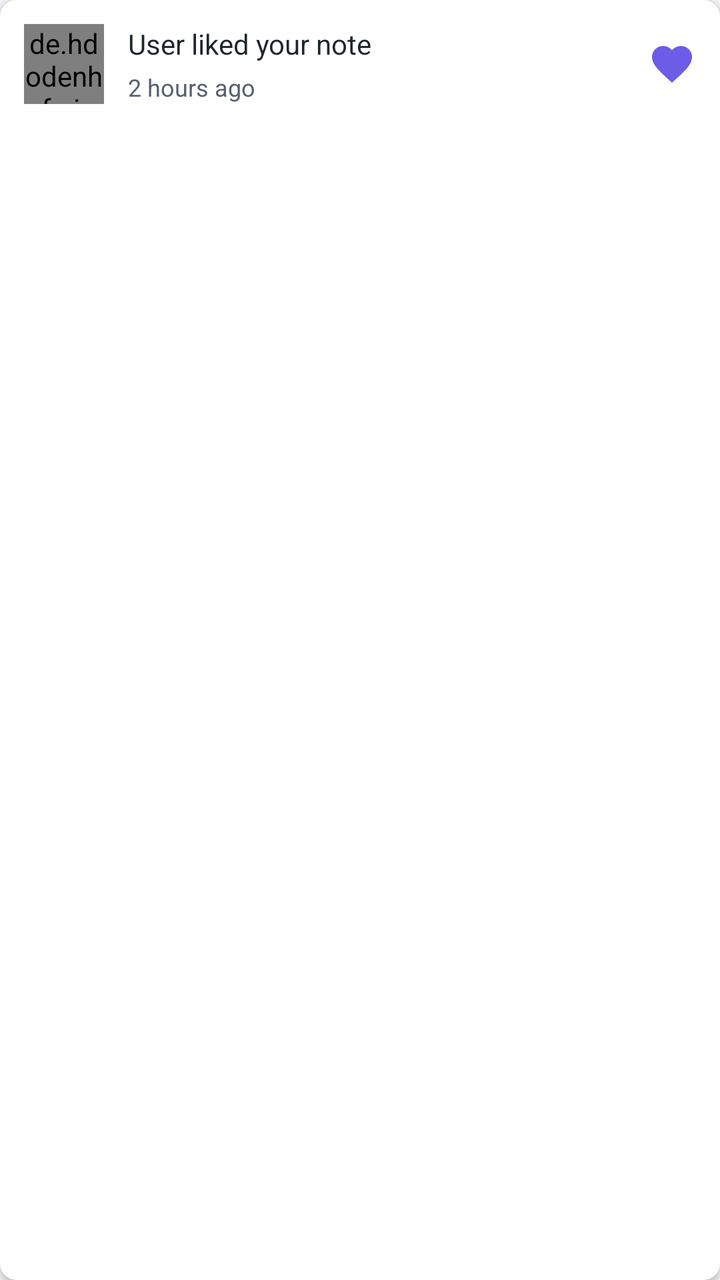
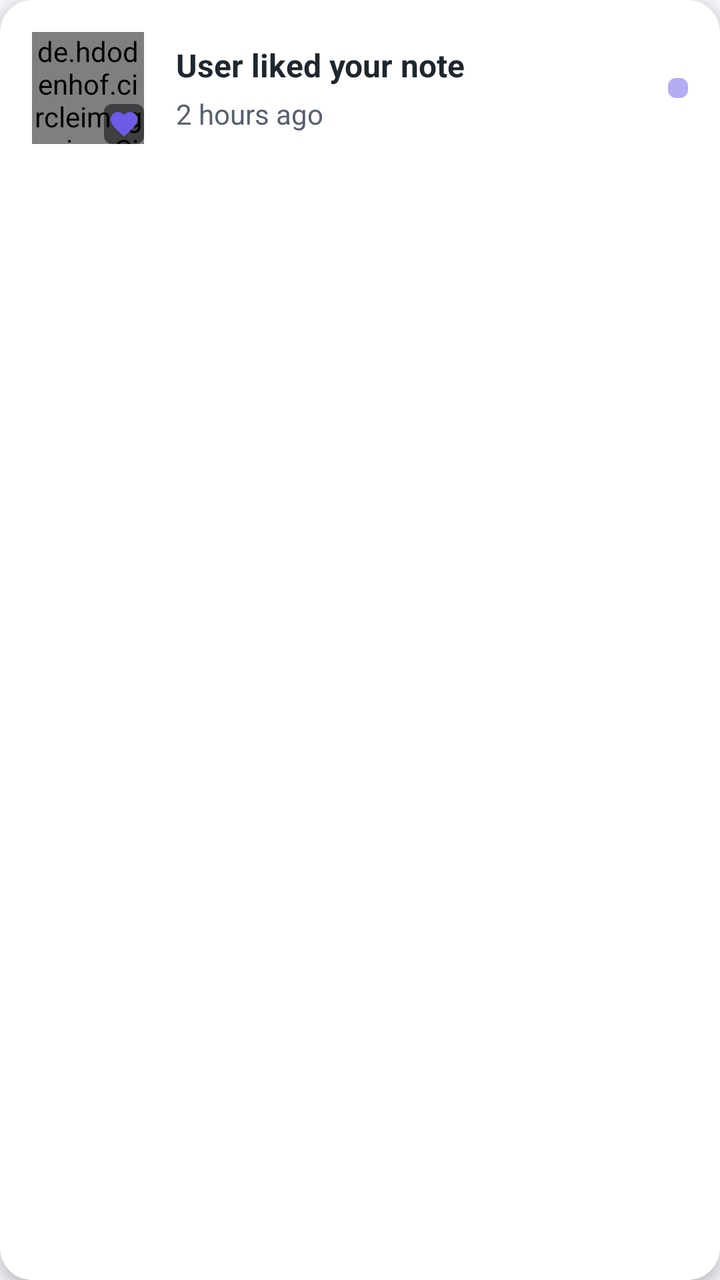

An Android layout rendered at two revisions. The XML below is the earlier revision; the diff shows what the commit changed to produce the second picture.
<!-- AndroidManifest.xml: application theme Theme.VisiBoard -->
<!-- res/layout/item_notification.xml -->
<?xml version="1.0" encoding="utf-8"?>
<androidx.cardview.widget.CardView xmlns:android="http://schemas.android.com/apk/res/android"
    xmlns:app="http://schemas.android.com/apk/res-auto"
    android:layout_width="match_parent"
    android:layout_height="wrap_content"
    android:layout_margin="8dp"
    app:cardCornerRadius="8dp"
    app:cardElevation="2dp"
    app:cardBackgroundColor="@color/card_background">

    <LinearLayout
        android:layout_width="match_parent"
        android:layout_height="wrap_content"
        android:orientation="horizontal"
        android:padding="12dp"
        android:gravity="center_vertical">

        <de.hdodenhof.circleimageview.CircleImageView
            android:id="@+id/iv_user_avatar"
            android:layout_width="40dp"
            android:layout_height="40dp"
            android:src="@drawable/ic_profile"
            app:civ_border_width="2dp"
            app:civ_border_color="@color/primary"/>

        <LinearLayout
            android:layout_width="0dp"
            android:layout_height="wrap_content"
            android:layout_weight="1"
            android:orientation="vertical"
            android:layout_marginStart="12dp">

            <TextView
                android:id="@+id/tv_notification_text"
                android:layout_width="match_parent"
                android:layout_height="wrap_content"
                android:textColor="@color/text_primary"
                android:textSize="14sp"
                android:text="User liked your note"/>

            <TextView
                android:id="@+id/tv_notification_time"
                android:layout_width="match_parent"
                android:layout_height="wrap_content"
                android:textColor="@color/text_secondary"
                android:textSize="12sp"
                android:layout_marginTop="4dp"
                android:text="2 hours ago"/>

        </LinearLayout>

        <ImageView
            android:id="@+id/iv_notification_icon"
            android:layout_width="24dp"
            android:layout_height="24dp"
            android:layout_marginStart="8dp"
            android:src="@drawable/ic_like"
            android:tint="@color/primary"/>

    </LinearLayout>

</androidx.cardview.widget.CardView>
<!-- resources referenced by this layout -->
<resources>
  <color name="card_background">#FFFFFF</color>
  <color name="primary">#6C5CE7</color>
  <color name="text_primary">#1E272E</color>
  <color name="text_secondary">#57606F</color>
  <!-- drawable ic_like (drawable) -->
  <?xml version="1.0" encoding="utf-8"?>
  <vector xmlns:android="http://schemas.android.com/apk/res/android"
      android:width="24dp"
      android:height="24dp"
      android:viewportWidth="24"
      android:viewportHeight="24">
      <path
          android:fillColor="#FF6B6B"
          android:pathData="M12,21.35l-1.45,-1.32C5.4,15.36 2,12.28 2,8.5 2,5.42 4.42,3 7.5,3c1.74,0 3.41,0.81 4.5,2.09C13.09,3.81 14.76,3 16.5,3 19.58,3 22,5.42 22,8.5c0,3.78 -3.4,6.86 -8.55,11.54L12,21.35z"/>
  </vector>
  <!-- drawable ic_profile (drawable) -->
  <?xml version="1.0" encoding="utf-8"?>
  <vector xmlns:android="http://schemas.android.com/apk/res/android" android:height="24dp" android:tint="#000000" android:viewportHeight="24" android:viewportWidth="24" android:width="24dp">
        
      <path android:fillColor="@android:color/white" android:pathData="M12,2C6.48,2 2,6.48 2,12s4.48,10 10,10s10,-4.48 10,-10S17.52,2 12,2zM12,6c1.93,0 3.5,1.57 3.5,3.5S13.93,13 12,13s-3.5,-1.57 -3.5,-3.5S10.07,6 12,6zM12,20c-2.03,0 -4.43,-0.82 -6.14,-2.88C7.55,15.8 9.68,15 12,15s4.45,0.8 6.14,2.12C16.43,19.18 14.03,20 12,20z"/>
      
  </vector>
  <style name="Theme.VisiBoard" parent="Base.Theme.VisiBoard" />
  <style name="Base.Theme.VisiBoard" parent="Theme.Material3.DayNight.NoActionBar">
          <item name="colorPrimary">@color/primary</item>
          <item name="colorPrimaryDark">@color/primaryDark</item>
          <item name="colorSecondary">@color/secondary</item>
          <item name="android:windowBackground">@color/background_light</item>
          <item name="android:textColor">@color/text_primary</item>
          <item name="android:statusBarColor">@color/primaryDark</item>
      </style>
  <color name="primaryDark">#5849C7</color>
  <color name="secondary">#74B9FF</color>
  <color name="background_light">#F5F6FA</color>
</resources>

<!-- the commit's change to res/layout/item_notification.xml (unified diff, before → after) -->
@@ -3,60 +3,99 @@
     xmlns:app="http://schemas.android.com/apk/res-auto"
     android:layout_width="match_parent"
     android:layout_height="wrap_content"
-    android:layout_margin="8dp"
-    app:cardCornerRadius="8dp"
-    app:cardElevation="2dp"
+    android:layout_marginHorizontal="16dp"
+    android:layout_marginVertical="8dp"
+    app:cardCornerRadius="16dp"
+    app:cardElevation="4dp"
     app:cardBackgroundColor="@color/card_background">
 
-    <LinearLayout
+    <androidx.constraintlayout.widget.ConstraintLayout
         android:layout_width="match_parent"
         android:layout_height="wrap_content"
-        android:orientation="horizontal"
-        android:padding="12dp"
-        android:gravity="center_vertical">
+        android:padding="16dp">
 
         <de.hdodenhof.circleimageview.CircleImageView
             android:id="@+id/iv_user_avatar"
-            android:layout_width="40dp"
-            android:layout_height="40dp"
+            android:layout_width="56dp"
+            android:layout_height="56dp"
             android:src="@drawable/ic_profile"
-            app:civ_border_width="2dp"
-            app:civ_border_color="@color/primary"/>
-
-        <LinearLayout
-            android:layout_width="0dp"
-            android:layout_height="wrap_content"
-            android:layout_weight="1"
-            android:orientation="vertical"
-            android:layout_marginStart="12dp">
-
-            <TextView
-                android:id="@+id/tv_notification_text"
-                android:layout_width="match_parent"
-                android:layout_height="wrap_content"
-                android:textColor="@color/text_primary"
-                android:textSize="14sp"
-                android:text="User liked your note"/>
-
-            <TextView
-                android:id="@+id/tv_notification_time"
-                android:layout_width="match_parent"
-                android:layout_height="wrap_content"
-                android:textColor="@color/text_secondary"
-                android:textSize="12sp"
-                android:layout_marginTop="4dp"
-                android:text="2 hours ago"/>
-
-        </LinearLayout>
+            app:civ_border_width="0dp"
+            app:layout_constraintStart_toStartOf="parent"
+            app:layout_constraintTop_toTopOf="parent"
+            app:layout_constraintBottom_toBottomOf="parent"/>
 
         <ImageView
             android:id="@+id/iv_notification_icon"
-            android:layout_width="24dp"
-            android:layout_height="24dp"
-            android:layout_marginStart="8dp"
+            android:layout_width="20dp"
+            android:layout_height="20dp"
+            android:background="@drawable/bg_badge_transparent"
+            android:padding="2dp"
             android:src="@drawable/ic_like"
-            android:tint="@color/primary"/>
+            app:tint="@color/primary"
+            app:layout_constraintBottom_toBottomOf="@id/iv_user_avatar"
+            app:layout_constraintEnd_toEndOf="@id/iv_user_avatar"/>
 
-    </LinearLayout>
+        <TextView
+            android:id="@+id/tv_notification_text"
+            android:layout_width="0dp"
+            android:layout_height="wrap_content"
+            android:layout_marginStart="16dp"
+            android:layout_marginEnd="8dp"
+            android:textColor="@color/text_primary"
+            android:textSize="16sp"
+            android:textStyle="bold"
+            android:text="User liked your note"
+            app:layout_constraintStart_toEndOf="@id/iv_user_avatar"
+            app:layout_constraintTop_toTopOf="parent"
+            app:layout_constraintEnd_toStartOf="@id/view_unread_indicator"
+            app:layout_constraintVertical_chainStyle="packed"
+            app:layout_constraintBottom_toTopOf="@id/tv_notification_time"/>
+
+        <TextView
+            android:id="@+id/tv_notification_time"
+            android:layout_width="0dp"
+            android:layout_height="wrap_content"
+            android:layout_marginStart="16dp"
+            android:layout_marginEnd="8dp"
+            android:textColor="@color/text_secondary"
+            android:textSize="14sp"
+            android:layout_marginTop="4dp"
+            android:text="2 hours ago"
+            app:layout_constraintStart_toEndOf="@id/iv_user_avatar"
+            app:layout_constraintTop_toBottomOf="@id/tv_notification_text"
+            app:layout_constraintEnd_toStartOf="@id/view_unread_indicator"
+            app:layout_constraintBottom_toTopOf="@id/btn_reply"/>
+
+        <com.google.android.material.button.MaterialButton
+            android:id="@+id/btn_reply"
+            style="@style/Widget.MaterialComponents.Button.OutlinedButton"
+            android:layout_width="wrap_content"
+            android:layout_height="36dp"
+            android:layout_marginTop="8dp"
+            android:layout_marginStart="16dp"
+            android:text="Reply"
+            android:textSize="12sp"
+            android:paddingHorizontal="16dp"
+            android:visibility="gone"
+            app:cornerRadius="18dp"
+            app:strokeColor="@color/primary"
+            app:strokeWidth="1dp"
+            android:textColor="@color/primary"
+            app:layout_constraintStart_toEndOf="@id/iv_user_avatar"
+            app:layout_constraintTop_toBottomOf="@id/tv_notification_time"
+            app:layout_constraintBottom_toBottomOf="parent" />
+
+        <View
+            android:id="@+id/view_unread_indicator"
+            android:layout_width="10dp"
+            android:layout_height="10dp"
+            android:background="@drawable/bg_badge_transparent"
+            android:backgroundTint="@color/primary"
+            android:visibility="visible"
+            app:layout_constraintEnd_toEndOf="parent"
+            app:layout_constraintTop_toTopOf="parent"
+            app:layout_constraintBottom_toBottomOf="parent"/>
+
+    </androidx.constraintlayout.widget.ConstraintLayout>
 
 </androidx.cardview.widget.CardView>
<!-- resource entries referenced after the edit -->
@@ -4,6 +4,13 @@
   <color name="primary">#6C5CE7</color>
   <color name="text_primary">#1E272E</color>
   <color name="text_secondary">#57606F</color>
+  <!-- drawable bg_badge_transparent (drawable) -->
+  <?xml version="1.0" encoding="utf-8"?>
+  <shape xmlns:android="http://schemas.android.com/apk/res/android"
+      android:shape="rectangle">
+      <solid android:color="#80000000" />
+      <corners android:radius="4dp" />
+  </shape>
   <!-- drawable ic_like (drawable) -->
   <?xml version="1.0" encoding="utf-8"?>
   <vector xmlns:android="http://schemas.android.com/apk/res/android"
